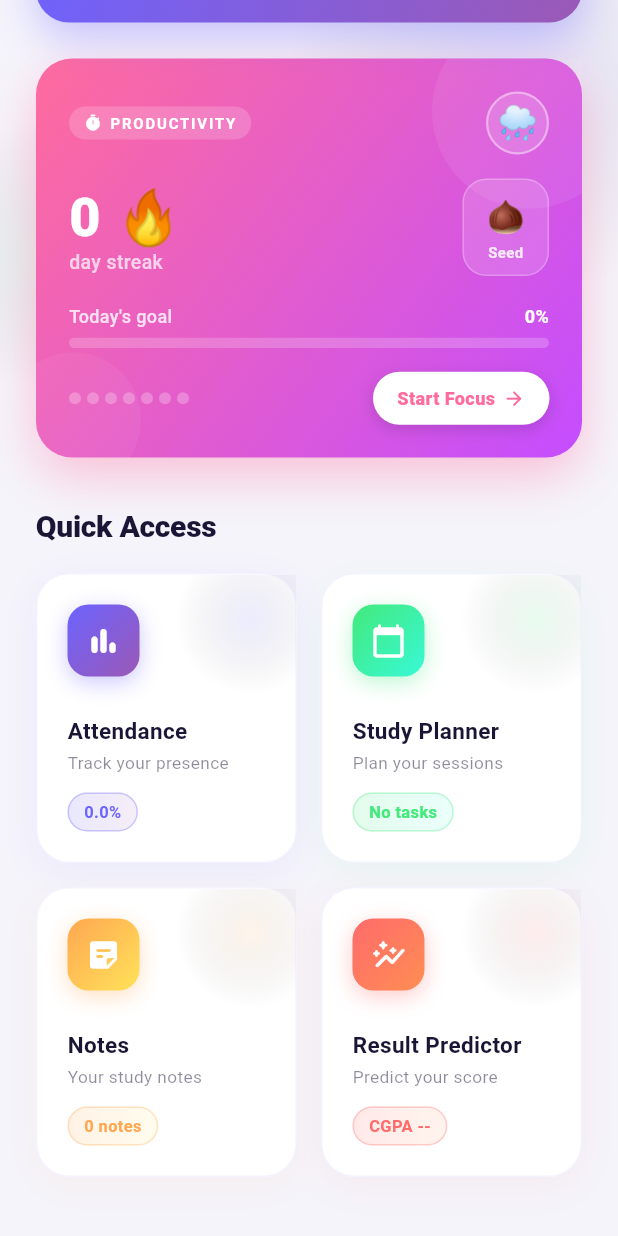
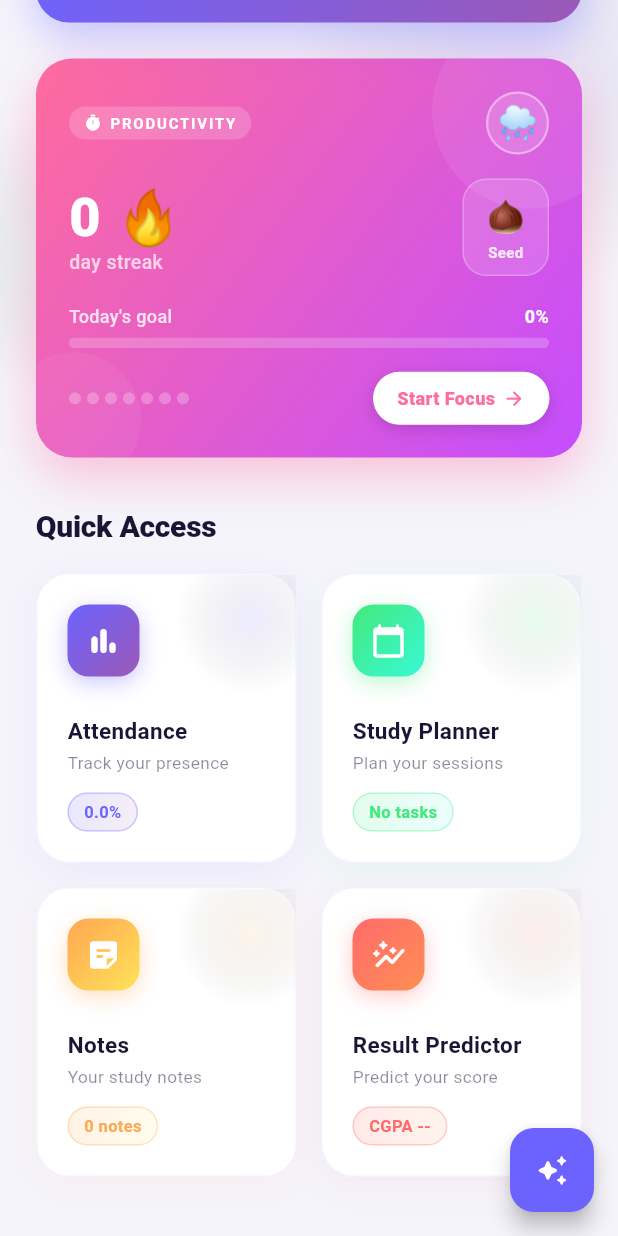
Before and after one commit to SrushtiTarate8/college-student-app, a Flutter app: the screen it shows after launch, scrolled down 324 dp, on a phone screen of 412 x 824 dp. Run offline on Flutter 3.47's test engine with Material 3 defaults, Android fonts, the phone set to English and light mode, and no system bars; our stand-ins replace cloud_firestore, file_picker, firebase_auth, firebase_core, flutter_local_notifications, hive_flutter and 3 more; accounts and stored records are empty.

Commit message:
Update home_screen.dart with chatbot

```diff
--- a/lib/screens/home_screen.dart
+++ b/lib/screens/home_screen.dart
@@ -12,6 +12,7 @@ import 'productivity_engine.dart';
 import 'pomodoro_screen.dart';
 import 'theme_provider.dart';
 import 'package:provider/provider.dart';
+import 'chatbot_screen.dart';
 
 class HomeScreen extends StatefulWidget {
   final String studentName;
@@ -250,6 +251,24 @@ class _HomeScreenState extends State<HomeScreen> with TickerProviderStateMixin {
 
     return Scaffold(
       backgroundColor: bgColor,
+
+      // ✅ Chatbot
+      floatingActionButton: FloatingActionButton(
+        onPressed: () => Navigator.push(
+          context,
+          MaterialPageRoute(
+            builder: (_) => ChatbotScreen(
+              studentName:   widget.studentName,
+              studentBranch: widget.studentBranch,
+            ),
+          ),
+        ),
+        backgroundColor: const Color(0xFF6C63FF),
+        shape: RoundedRectangleBorder(borderRadius: BorderRadius.circular(16)),
+        tooltip: 'AI Assistant',
+        child: const Icon(Icons.auto_awesome_rounded, color: Colors.white, size: 22),
+      ),
+
       body: Stack(
         children: [
           // ── Decorative blobs ──────────────────────────────────────────────
@@ -461,7 +480,6 @@ class _HomeScreenState extends State<HomeScreen> with TickerProviderStateMixin {
                 ),
 
                 // ── Quick Stats bar ───────────────────────────────────────────
-                // Shows live: attendance %, tasks due, notes count
                 SliverToBoxAdapter(
                   child: Padding(
                     padding: const EdgeInsets.fromLTRB(24, 28, 24, 0),
@@ -484,13 +502,13 @@ class _HomeScreenState extends State<HomeScreen> with TickerProviderStateMixin {
                         ),
                         child: Row(children: [
                           Expanded(child: _statItem(
-                              _attendanceLabel,          // ← live
+                              _attendanceLabel,
                               "Attendance",
                               Icons.bar_chart_rounded)),
                           Container(width: 1, height: 40,
                               color: Colors.white.withOpacity(0.2)),
                           Expanded(child: _statItem(
-                              '$_tasksDue',              // ← live
+                              '$_tasksDue',
                               "Tasks Due",
                               Icons.task_alt_rounded)),
                           Container(width: 1, height: 40,
@@ -562,7 +580,7 @@ class _HomeScreenState extends State<HomeScreen> with TickerProviderStateMixin {
                         gradientColors: const [
                           Color(0xFF6C63FF), Color(0xFF9B59B6)
                         ],
-                        badgeText: _attendanceLabel,             // ← live
+                        badgeText: _attendanceLabel,
                         cardBg: cardBg, borderColor: borderColor,
                         primaryText: primaryText,
                         secondaryText: secondaryText,
@@ -576,7 +594,7 @@ class _HomeScreenState extends State<HomeScreen> with TickerProviderStateMixin {
                         gradientColors: const [
                           Color(0xFF43E97B), Color(0xFF38F9D7)
                         ],
-                        badgeText: _tasksDue == 0               // ← live
+                        badgeText: _tasksDue == 0
                             ? 'No tasks'
                             : '$_tasksDue pending',
                         cardBg: cardBg, borderColor: borderColor,
@@ -592,7 +610,7 @@ class _HomeScreenState extends State<HomeScreen> with TickerProviderStateMixin {
                         gradientColors: const [
                           Color(0xFFFFA751), Color(0xFFFFE259)
                         ],
-                        badgeText: '$_notesCount notes',         // ← live
+                        badgeText: '$_notesCount notes',
                         cardBg: cardBg, borderColor: borderColor,
                         primaryText: primaryText,
                         secondaryText: secondaryText,
@@ -606,7 +624,7 @@ class _HomeScreenState extends State<HomeScreen> with TickerProviderStateMixin {
                         gradientColors: const [
                           Color(0xFFFF6B6B), Color(0xFFFF8E53)
                         ],
-                        badgeText: 'CGPA $_cgpaLabel',           // ← live
+                        badgeText: 'CGPA $_cgpaLabel',
                         cardBg: cardBg, borderColor: borderColor,
                         primaryText: primaryText,
                         secondaryText: secondaryText,
```
